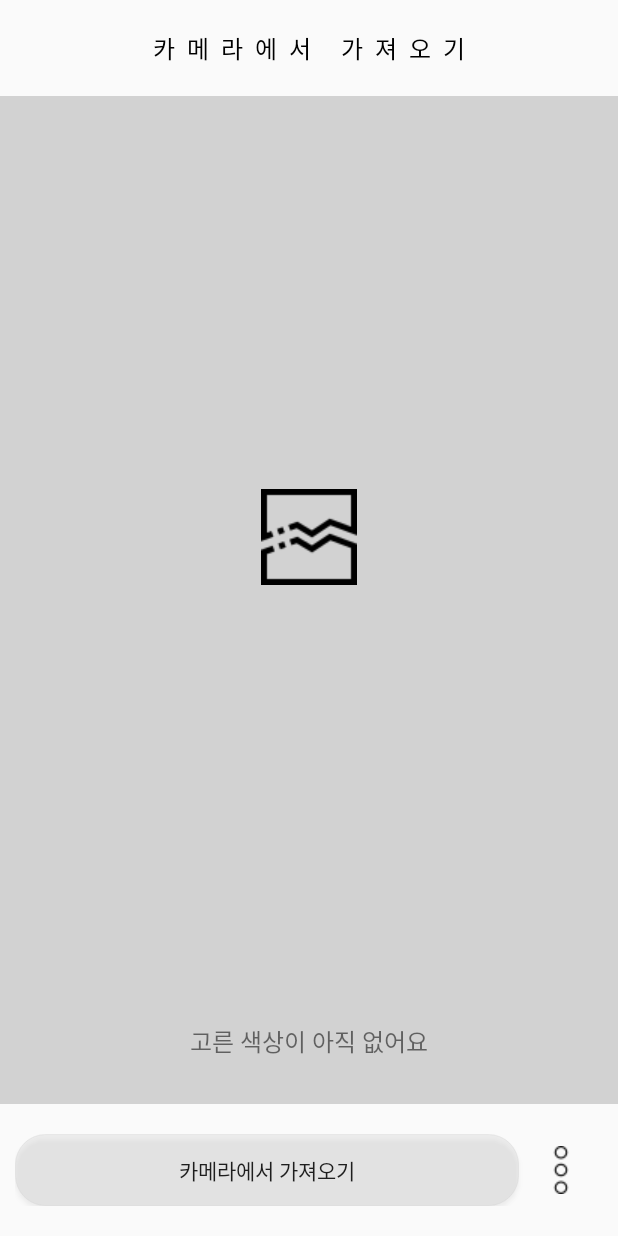
After one commit to johyewon/ColorBook, an Android app: the PickFromCameraActivity screen opened directly, with no data from a screen before it, on a phone screen of 412 x 824 dp. The commit adds this screen. Run offline under Robolectric (Android 15) with nearby library versions, the phone set to English and light mode, and no system bars; Roboto replaces fonts that are not available here.

```diff
--- /dev/null
+++ b/app/src/main/java/com/hanix/colorbook/views/PickFromCameraActivity.java
@@ -0,0 +1,78 @@
+package com.hanix.colorbook.views;
+
+import android.content.Intent;
+import android.os.Bundle;
+import android.view.View;
+import android.widget.Button;
+import android.widget.ImageView;
+import android.widget.PopupMenu;
+import android.widget.TextView;
+
+import androidx.appcompat.app.AppCompatActivity;
+
+import com.hanix.colorbook.R;
+import com.hanix.colorbook.views.event.OnSingleClickListener;
+
+public class PickFromCameraActivity extends AppCompatActivity {
+
+    TextView cameraPick, cameraCode;
+    ImageView cameraPicture, cameraMore;
+    Button cameraPickPicture;
+
+    @Override
+    protected void onCreate(Bundle savedInstanceState) {
+        super.onCreate(savedInstanceState);
+        setContentView(R.layout.activity_pick_from_camera);
+
+        cameraCode = findViewById(R.id.cameraCode);
+        cameraMore = findViewById(R.id.cameraMore);
+        cameraPick = findViewById(R.id.cameraPick);
+        cameraPickPicture = findViewById(R.id.cameraPickPicture);
+        cameraPicture = findViewById(R.id.cameraPicture);
+
+        cameraMore.setOnClickListener(cameraClick);
+        cameraPickPicture.setOnClickListener(cameraClick);
+
+    }
+
+    OnSingleClickListener cameraClick = new OnSingleClickListener() {
+        @Override
+        public void onSingleClick(View v) {
+            switch (v.getId()) {
+                case R.id.cameraMore :
+                    showPopupMenu(v);
+                    break;
+
+                case R.id.cameraPickPicture :
+                    break;
+            }
+        }
+    };
+
+    private void showPopupMenu(View v) {
+        PopupMenu popup = new PopupMenu(getApplicationContext(), v);
+        getMenuInflater().inflate(R.menu.menu_choose, popup.getMenu());
+        popup.getMenu().findItem(R.id.camera).setVisible(false);
+        popup.setOnMenuItemClickListener(menuClick);
+        popup.show();
+    }
+
+    PopupMenu.OnMenuItemClickListener menuClick = (menuItem) -> {
+        switch (menuItem.getItemId()) {
+            case R.id.main:
+                goOtherPage(MainActivity.class);
+                break;
+
+            case R.id.gallery:
+                goOtherPage(PickFromGalleryActivity.class);
+                break;
+        }
+        return false;
+    };
+
+    private void goOtherPage(Class<?> activityClass) {
+        startActivity(new Intent(PickFromCameraActivity.this, activityClass));
+        finish();
+    }
+
+}
--- /dev/null
+++ b/app/src/main/res/layout/activity_pick_from_camera.xml
@@ -0,0 +1,87 @@
+<?xml version="1.0" encoding="utf-8"?>
+<LinearLayout xmlns:android="http://schemas.android.com/apk/res/android"
+    xmlns:app="http://schemas.android.com/apk/res-auto"
+    xmlns:tools="http://schemas.android.com/tools"
+    android:layout_width="match_parent"
+    android:layout_height="match_parent"
+    android:orientation="vertical"
+    tools:context=".views.PickFromCameraActivity">
+
+    <LinearLayout
+        android:layout_width="match_parent"
+        android:layout_height="wrap_content"
+        android:gravity="center"
+        android:orientation="horizontal"
+        android:paddingTop="20dp"
+        android:paddingBottom="20dp">
+
+        <TextView
+            android:id="@+id/cameraPick"
+            android:layout_width="wrap_content"
+            android:layout_height="wrap_content"
+            android:fontFamily="@font/nanumgothic"
+            android:letterSpacing="0.5"
+            android:text="@string/pick_camera"
+            android:textColor="@color/black"
+            android:textSize="16sp"
+            android:textStyle="normal" />
+    </LinearLayout>
+
+    <LinearLayout
+        android:layout_width="match_parent"
+        android:layout_height="0dp"
+        android:layout_weight="1"
+        android:background="@color/mainColor"
+        android:gravity="center"
+        android:orientation="vertical">
+
+        <ImageView
+            android:id="@+id/cameraPicture"
+            android:layout_width="wrap_content"
+            android:layout_height="wrap_content"
+            app:srcCompat="@drawable/broken_image" />
+    </LinearLayout>
+
+    <TextView
+        android:id="@+id/cameraCode"
+        android:layout_width="match_parent"
+        android:layout_height="wrap_content"
+        android:background="@color/mainColor"
+        android:fontFamily="@font/nanumgothic"
+        android:gravity="center"
+        android:paddingTop="30dp"
+        android:paddingBottom="30dp"
+        android:text="@string/color_not_yet"
+        android:textSize="16sp"
+        android:textStyle="normal" />
+
+    <LinearLayout
+        android:layout_width="match_parent"
+        android:layout_height="wrap_content"
+        android:gravity="center"
+        android:orientation="horizontal"
+        android:paddingStart="10dp"
+        android:paddingTop="20dp"
+        android:paddingEnd="10dp"
+        android:paddingBottom="20dp">
+
+        <Button
+            android:id="@+id/cameraPickPicture"
+            android:layout_width="match_parent"
+            android:layout_height="wrap_content"
+            android:layout_weight="1"
+            android:background="@drawable/button_round_normal"
+            android:fontFamily="@font/nanumgothic"
+            android:text="@string/pick_camera"
+            android:textStyle="normal" />
+
+        <ImageView
+            android:id="@+id/cameraMore"
+            android:layout_width="match_parent"
+            android:layout_height="wrap_content"
+            android:layout_gravity="center"
+            android:layout_weight="6"
+            app:srcCompat="@drawable/more" />
+    </LinearLayout>
+
+</LinearLayout>
--- a/app/src/main/res/menu/menu_choose.xml
+++ b/app/src/main/res/menu/menu_choose.xml
@@ -2,6 +2,10 @@
 <menu
     xmlns:android="http://schemas.android.com/apk/res/android"
     xmlns:app="http://schemas.android.com/apk/res-auto">
+    <item
+        android:id="@+id/main"
+        android:title="@string/main"
+        app:showAsAction="never"/>
     <item
         android:id="@+id/camera"
         android:title="@string/camera"
--- a/app/src/main/res/values/strings.xml
+++ b/app/src/main/res/values/strings.xml
@@ -37,6 +37,12 @@
 
     <string name="install">설치</string>
     <string name="install_eng">Install</string>
+
     <string name="camera">카메라</string>
     <string name="gallery">앨범</string>
+    <string name="main">직접 찾기</string>
+
+    <string name="pick_camera">카메라에서 가져오기</string>
+    <string name="color_not_yet">고른 색상이 아직 없어요</string>
+    <string name="pick_gallery">갤러리에서 가져오기</string>
 </resources>
```
Also changed, not shown: app/src/main/AndroidManifest.xml (+32 -13 lines), app/src/main/java/com/hanix/colorbook/views/MainActivity.java (+7 -7 lines), app/src/main/java/com/hanix/colorbook/views/PickFromGalleryActivity.java (added, +156 -0 lines), app/src/main/res/layout/activity_pick_from_gallery.xml (added, +86 -0 lines), app/src/main/res/drawable/broken_image.png (added).
